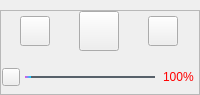
First picture: the form in VideoPlayer/customer/SystemTray.ui, repository huizhang556/pc-video-player, before the edit.
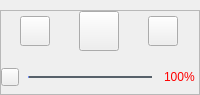
Second picture: the form after the edit. Icons and pictures are not drawn.

```diff
--- a/VideoPlayer/customer/SystemTray.ui
+++ b/VideoPlayer/customer/SystemTray.ui
@@ -149,7 +149,7 @@
         <item>
          <layout class="QHBoxLayout" name="horizontalLayout_2">
           <property name="spacing">
-           <number>4</number>
+           <number>6</number>
           </property>
           <item>
            <widget class="QPushButton" name="pushButton_mute">
@@ -198,7 +198,12 @@
              </size>
             </property>
             <property name="styleSheet">
-             <string notr="true">/*整个进度条*/
+             <string notr="true">QSlider:horizontal
+{
+margin: 0px 3px 0px 3px;
+}
+
+/*整个进度条*/
 QSlider::groove:horizontal 
 {
 background-color: rgba(255,255,255,0.1);
@@ -215,7 +220,7 @@
 border-radius:1px;
 }
 
-/*J拖动按钮*/
+/*
 QSlider::handle:horizontal 
 {
 
@@ -228,6 +233,23 @@
 padding-right:1px;
 border-radius:5px;
 }
+*/
+
+
+/*J拖动按钮*/
+QSlider::handle:horizontal 
+{
+background-color:qlineargradient(spread:pad,x1:0,y1:0,x2:1,y2:0,stop:0 rgba(0, 205, 76,1.0), stop:1  rgba(24, 247, 51,1.0));
+height:14px;
+width:14px;
+margin-top: -6px;
+margin-bottom: -6px;
+margin-left: -3px;
+margin-right: -3px;
+border-radius:7px;
+border-image: url(:/images/icon/player_slider_normal.png);
+background-color: transparent;
+}
 
 /*J拖动按钮-hover,只跟groove的hover时高度影响*/
 QSlider::handle:horizontal:hover 
```
Left out of the diff: 3 changed lines with no effect on the pictures.
